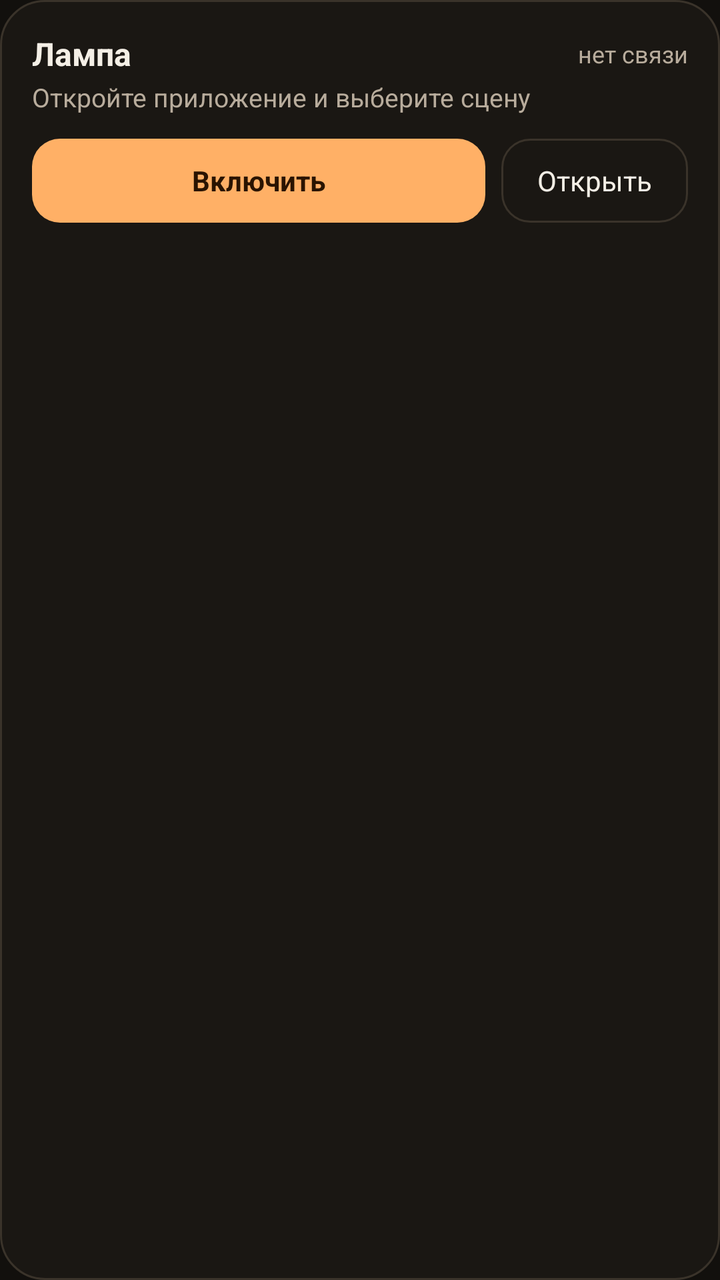
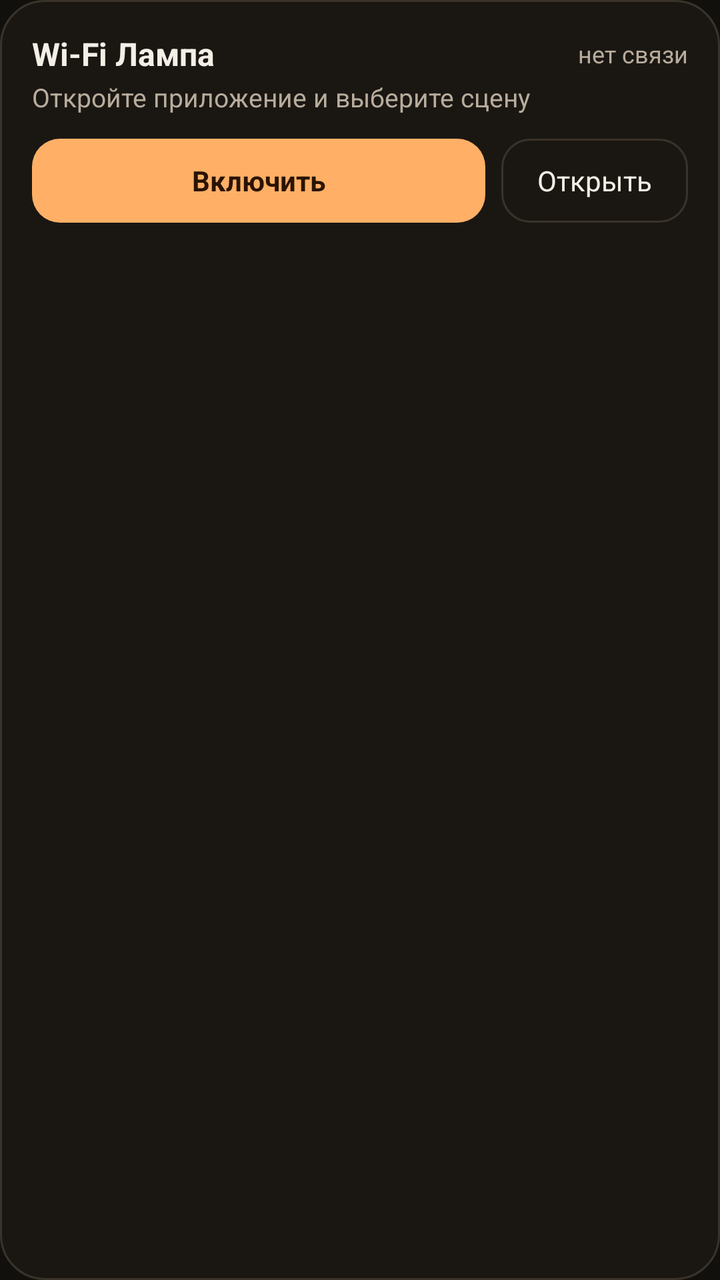

Two renders of the same Android screen: before a commit and after it. Below are the layout's source before the change and the commit's diff.
<!-- AndroidManifest.xml: application theme Theme.Lampa -->
<!-- res/layout/widget_lamp.xml -->
<?xml version="1.0" encoding="utf-8"?>
<LinearLayout xmlns:android="http://schemas.android.com/apk/res/android"
    android:id="@+id/widget_root"
    android:layout_width="match_parent"
    android:layout_height="wrap_content"
    android:background="@drawable/widget_bg"
    android:orientation="vertical"
    android:padding="16dp">

    <LinearLayout
        android:layout_width="match_parent"
        android:layout_height="wrap_content"
        android:gravity="center_vertical"
        android:orientation="horizontal">

        <TextView
            android:layout_width="0dp"
            android:layout_height="wrap_content"
            android:layout_weight="1"
            android:text="Лампа"
            android:textColor="#F4EFE6"
            android:textSize="16sp"
            android:textStyle="bold" />

        <TextView
            android:id="@+id/widget_status"
            android:layout_width="wrap_content"
            android:layout_height="wrap_content"
            android:text="нет связи"
            android:textColor="#B8AC9C"
            android:textSize="12sp" />
    </LinearLayout>

    <TextView
        android:id="@+id/widget_effect"
        android:layout_width="match_parent"
        android:layout_height="wrap_content"
        android:layout_marginTop="2dp"
        android:ellipsize="end"
        android:maxLines="1"
        android:text="Откройте приложение и выберите сцену"
        android:textColor="#B8AC9C"
        android:textSize="13sp" />

    <LinearLayout
        android:layout_width="match_parent"
        android:layout_height="wrap_content"
        android:layout_marginTop="12dp"
        android:orientation="horizontal">

        <TextView
            android:id="@+id/widget_power"
            android:layout_width="0dp"
            android:layout_height="42dp"
            android:layout_weight="1"
            android:background="@drawable/widget_btn"
            android:gravity="center"
            android:text="Включить"
            android:textColor="#2A1400"
            android:textSize="14sp"
            android:textStyle="bold" />

        <TextView
            android:id="@+id/widget_open"
            android:layout_width="wrap_content"
            android:layout_height="42dp"
            android:layout_marginStart="8dp"
            android:background="@drawable/widget_btn_ghost"
            android:gravity="center"
            android:paddingStart="18dp"
            android:paddingEnd="18dp"
            android:text="Открыть"
            android:textColor="#F4EFE6"
            android:textSize="14sp" />
    </LinearLayout>
</LinearLayout>
<!-- resources referenced by this layout -->
<resources>
  <!-- drawable widget_bg (drawable) -->
  <?xml version="1.0" encoding="utf-8"?>
  <shape xmlns:android="http://schemas.android.com/apk/res/android" android:shape="rectangle">
      <corners android:radius="22dp" />
      <solid android:color="#F21B1813" />
      <stroke android:width="1dp" android:color="#3A332A" />
  </shape>
  <!-- drawable widget_btn (drawable) -->
  <?xml version="1.0" encoding="utf-8"?>
  <shape xmlns:android="http://schemas.android.com/apk/res/android" android:shape="rectangle">
      <corners android:radius="14dp" />
      <solid android:color="#FFB066" />
  </shape>
  <!-- drawable widget_btn_ghost (drawable) -->
  <?xml version="1.0" encoding="utf-8"?>
  <shape xmlns:android="http://schemas.android.com/apk/res/android" android:shape="rectangle">
      <corners android:radius="14dp" />
      <solid android:color="#00000000" />
      <stroke android:width="1dp" android:color="#3A332A" />
  </shape>
  <style name="Theme.Lampa" parent="android:Theme.Material.NoActionBar">
          <item name="android:windowBackground">@color/bg</item>
          <item name="android:statusBarColor">@android:color/transparent</item>
          <item name="android:navigationBarColor">@android:color/transparent</item>
          <item name="android:windowLightStatusBar">false</item>
      </style>
  <color name="bg">#12100D</color>
</resources>

<!-- the commit's change to res/layout/widget_lamp.xml (unified diff, before → after) -->
@@ -17,7 +17,7 @@
             android:layout_width="0dp"
             android:layout_height="wrap_content"
             android:layout_weight="1"
-            android:text="Лампа"
+            android:text="Wi-Fi Лампа"
             android:textColor="#F4EFE6"
             android:textSize="16sp"
             android:textStyle="bold" />
